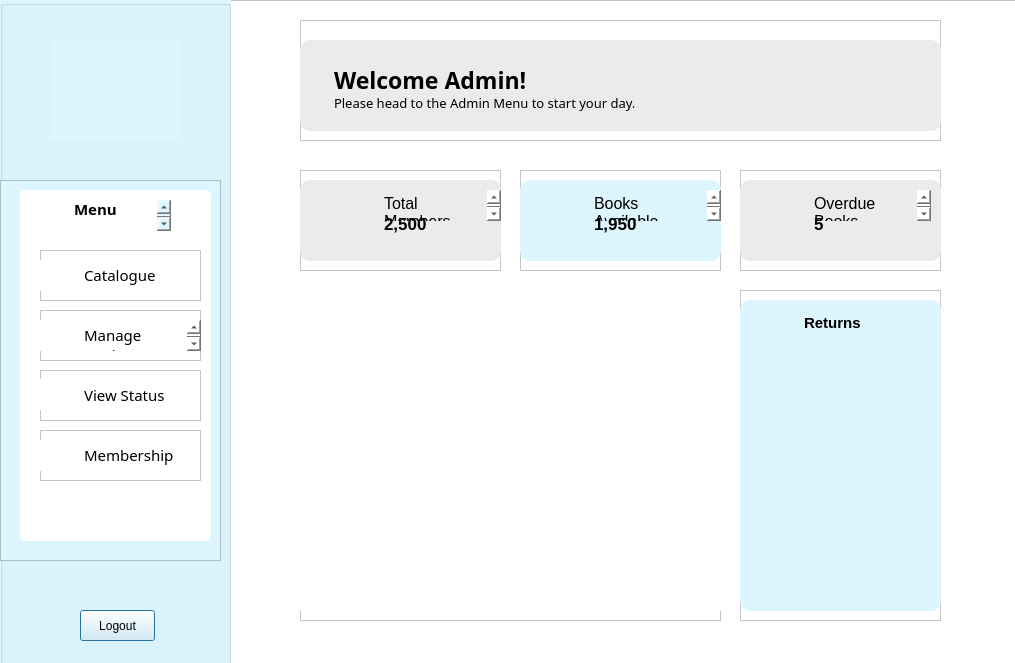
TenacioussD/library_information_system, file LIS/adminhome.ui: the form before one commit.
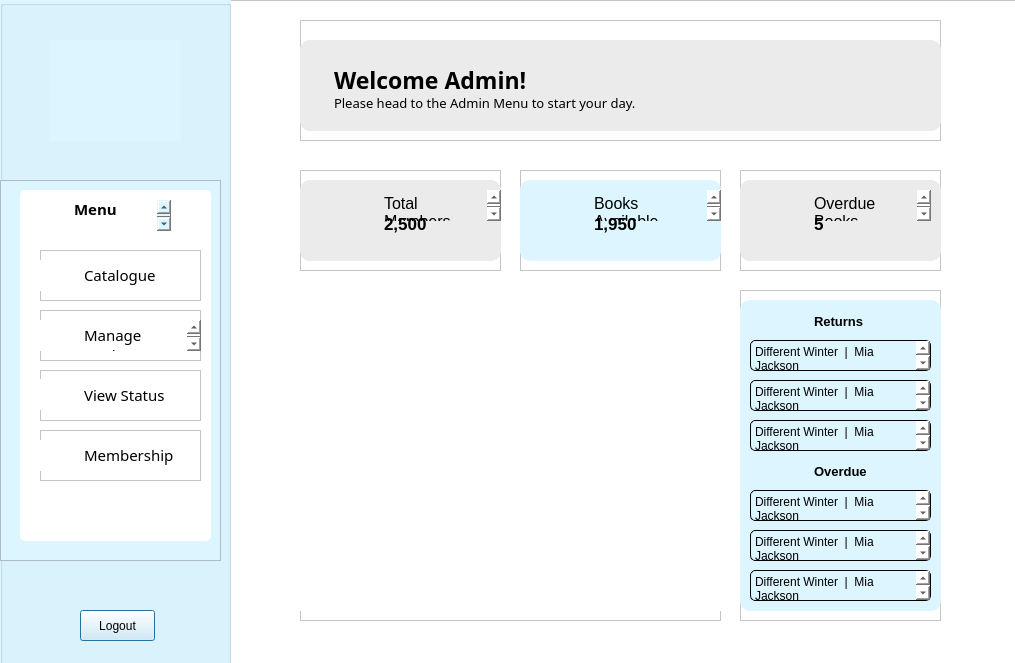
The form after the commit. Icons and pictures are not drawn.

```diff
--- a/LIS/adminhome.ui
+++ b/LIS/adminhome.ui
@@ -841,7 +841,7 @@
 border-radius: 10px;</string>
      </property>
      <property name="frameShadow">
-      <enum>QFrame::Raised</enum>
+      <enum>QFrame::Plain</enum>
      </property>
      <property name="plainText">
       <string/>
@@ -850,15 +850,15 @@
     <widget class="QPlainTextEdit" name="plainTextEdit_15">
      <property name="geometry">
       <rect>
-       <x>60</x>
+       <x>70</x>
        <y>20</y>
-       <width>71</width>
+       <width>61</width>
        <height>31</height>
       </rect>
      </property>
      <property name="styleSheet">
       <string notr="true">background: transparent;
-font-size: 11pt;
+font-size: 10pt;
 font-weight: bold;</string>
      </property>
      <property name="frameShape">
@@ -868,6 +868,198 @@
       <string>Returns</string>
      </property>
     </widget>
+    <widget class="QPlainTextEdit" name="plainTextEdit_16">
+     <property name="geometry">
+      <rect>
+       <x>10</x>
+       <y>50</y>
+       <width>181</width>
+       <height>31</height>
+      </rect>
+     </property>
+     <property name="styleSheet">
+      <string notr="true">border-radius: 5px;
+border-style: solid;
+border-width: 1px;
+font-size: 12px;
+background: rgb(220, 245, 255);
+</string>
+     </property>
+     <property name="frameShape">
+      <enum>QFrame::Box</enum>
+     </property>
+     <property name="frameShadow">
+      <enum>QFrame::Plain</enum>
+     </property>
+     <property name="plainText">
+      <string>Different Winter  |  Mia Jackson</string>
+     </property>
+    </widget>
+    <widget class="QPlainTextEdit" name="plainTextEdit_17">
+     <property name="geometry">
+      <rect>
+       <x>10</x>
+       <y>90</y>
+       <width>181</width>
+       <height>31</height>
+      </rect>
+     </property>
+     <property name="styleSheet">
+      <string notr="true">border-radius: 5px;
+border-style: solid;
+border-width: 1px;
+font-size: 12px;
+background: rgb(220, 245, 255);
+</string>
+     </property>
+     <property name="frameShape">
+      <enum>QFrame::Box</enum>
+     </property>
+     <property name="frameShadow">
+      <enum>QFrame::Plain</enum>
+     </property>
+     <property name="plainText">
+      <string>Different Winter  |  Mia Jackson</string>
+     </property>
+    </widget>
+    <widget class="QPlainTextEdit" name="plainTextEdit_18">
+     <property name="geometry">
+      <rect>
+       <x>10</x>
+       <y>130</y>
+       <width>181</width>
+       <height>31</height>
+      </rect>
+     </property>
+     <property name="styleSheet">
+      <string notr="true">border-radius: 5px;
+border-style: solid;
+border-width: 1px;
+font-size: 12px;
+background: rgb(220, 245, 255);
+</string>
+     </property>
+     <property name="frameShape">
+      <enum>QFrame::Box</enum>
+     </property>
+     <property name="frameShadow">
+      <enum>QFrame::Plain</enum>
+     </property>
+     <property name="plainText">
+      <string>Different Winter  |  Mia Jackson</string>
+     </property>
+    </widget>
+    <widget class="QPlainTextEdit" name="plainTextEdit_19">
+     <property name="geometry">
+      <rect>
+       <x>70</x>
+       <y>170</y>
+       <width>81</width>
+       <height>31</height>
+      </rect>
+     </property>
+     <property name="styleSheet">
+      <string notr="true">background: transparent;
+font-size: 10pt;
+font-weight: bold;</string>
+     </property>
+     <property name="frameShape">
+      <enum>QFrame::NoFrame</enum>
+     </property>
+     <property name="plainText">
+      <string>Overdue</string>
+     </property>
+    </widget>
+    <widget class="QPlainTextEdit" name="plainTextEdit_20">
+     <property name="geometry">
+      <rect>
+       <x>10</x>
+       <y>200</y>
+       <width>181</width>
+       <height>31</height>
+      </rect>
+     </property>
+     <property name="styleSheet">
+      <string notr="true">border-radius: 5px;
+border-style: solid;
+border-width: 1px;
+font-size: 12px;
+background: rgb(220, 245, 255);
+</string>
+     </property>
+     <property name="frameShape">
+      <enum>QFrame::Box</enum>
+     </property>
+     <property name="frameShadow">
+      <enum>QFrame::Plain</enum>
+     </property>
+     <property name="plainText">
+      <string>Different Winter  |  Mia Jackson</string>
+     </property>
+    </widget>
+    <widget class="QPlainTextEdit" name="plainTextEdit_21">
+     <property name="geometry">
+      <rect>
+       <x>10</x>
+       <y>240</y>
+       <width>181</width>
+       <height>31</height>
+      </rect>
+     </property>
+     <property name="styleSheet">
+      <string notr="true">border-radius: 5px;
+border-style: solid;
+border-width: 1px;
+font-size: 12px;
+background: rgb(220, 245, 255);
+</string>
+     </property>
+     <property name="frameShape">
+      <enum>QFrame::Box</enum>
+     </property>
+     <property name="frameShadow">
+      <enum>QFrame::Plain</enum>
+     </property>
+     <property name="plainText">
+      <string>Different Winter  |  Mia Jackson</string>
+     </property>
+    </widget>
+    <widget class="QPlainTextEdit" name="plainTextEdit_22">
+     <property name="geometry">
+      <rect>
+       <x>10</x>
+       <y>280</y>
+       <width>181</width>
+       <height>31</height>
+      </rect>
+     </property>
+     <property name="styleSheet">
+      <string notr="true">border-radius: 5px;
+border-style: solid;
+border-width: 1px;
+font-size: 12px;
+background: rgb(220, 245, 255);
+</string>
+     </property>
+     <property name="frameShape">
+      <enum>QFrame::Box</enum>
+     </property>
+     <property name="frameShadow">
+      <enum>QFrame::Plain</enum>
+     </property>
+     <property name="plainText">
+      <string>Different Winter  |  Mia Jackson</string>
+     </property>
+    </widget>
+    <zorder>plainTextEdit_14</zorder>
+    <zorder>plainTextEdit_15</zorder>
+    <zorder>plainTextEdit_19</zorder>
+    <zorder>plainTextEdit_20</zorder>
+    <zorder>plainTextEdit_21</zorder>
+    <zorder>plainTextEdit_22</zorder>
+    <zorder>plainTextEdit_16</zorder>
+    <zorder>plainTextEdit_17</zorder>
+    <zorder>plainTextEdit_18</zorder>
    </widget>
   </widget>
  </widget>
```
